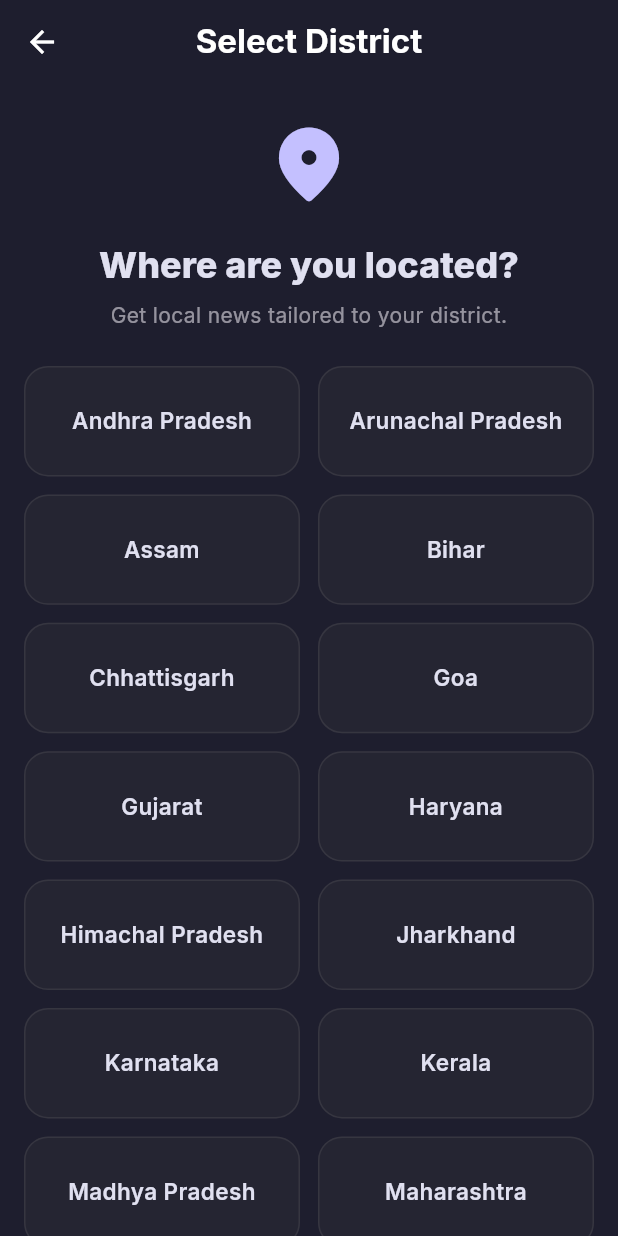
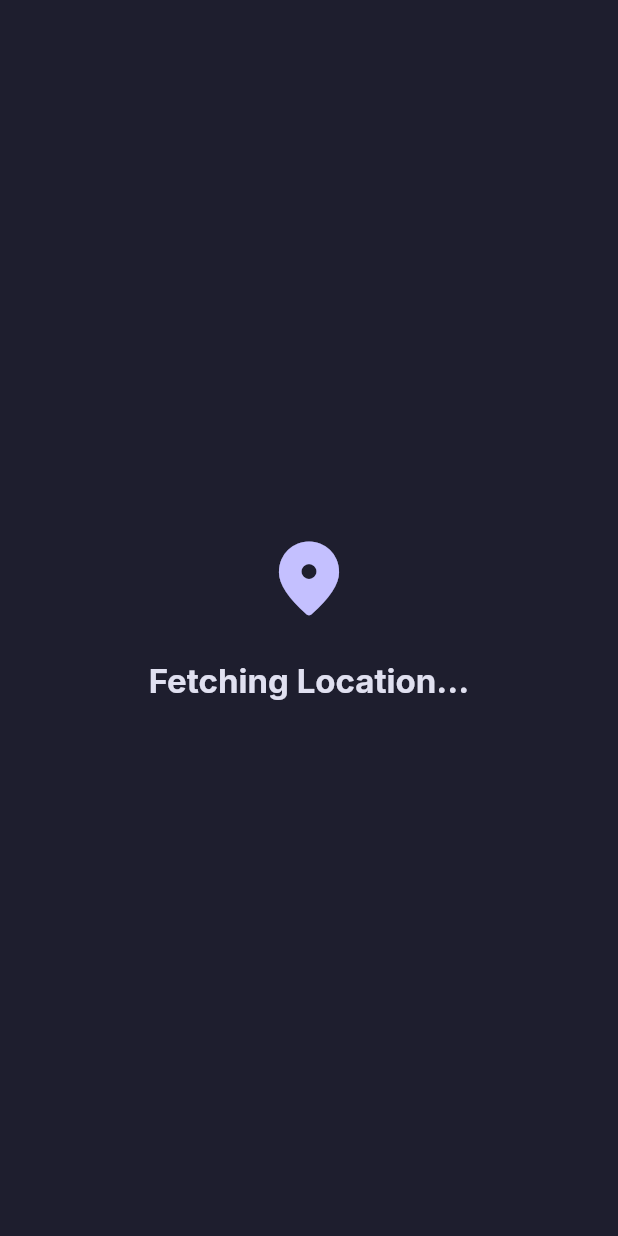
Before and after one commit to naiyo-24/talky_ui-flutter, a Flutter app: the SettingsScreen screen opened by its route, after a tap on "Dark Mode", after a tap on "Location", on a phone screen of 412 x 824 dp. Run offline on Flutter 3.47's test engine with Material 3 defaults, Android fonts, the phone set to English and light mode, and no system bars; drawn by our look-alikes of flutter_animate; our stand-ins replace cached_network_image, flutter_card_swiper, flutter_riverpod, go_router, google_fonts, hive and 4 more; accounts and stored records are empty.

Commit message:
feat: enable community feature, update navigation, and apply infrastructure configuration changes

```diff
--- a/lib/core/router/app_router.dart
+++ b/lib/core/router/app_router.dart
@@ -84,18 +84,10 @@ final appRouterProvider = Provider<GoRouter>((ref) {
           StatefulShellBranch(
             routes: [
               GoRoute(
-                path: '/search',
-                name: 'search',
-                builder: (context, state) => const SearchScreen(),
-              ),
-            ],
-          ),
-          /* StatefulShellBranch(
-            routes: [
-              GoRoute(
                 path: '/community',
                 name: 'community',
                 builder: (context, state) => const CommunityScreen(),
+                /*
                 routes: [
                   GoRoute(
                     path: 'polls',
@@ -118,9 +110,10 @@ final appRouterProvider = Provider<GoRouter>((ref) {
                     builder: (context, state) => const EventsScreen(),
                   ),
                 ],
+                */
               ),
             ],
-          ), */
+          ),
           StatefulShellBranch(
             routes: [
               GoRoute(
@@ -162,9 +155,8 @@ class ScaffoldWithBottomNav extends StatelessWidget {
 
     final tabs = [
       (icon: Icons.home_rounded, label: loc.home),
-      (icon: Icons.play_circle_fill_rounded, label: 'Live'),
-      (icon: Icons.search_rounded, label: loc.search),
-      // (icon: Icons.people_alt_rounded, label: loc.community),
+      (icon: Icons.play_circle_fill_rounded, label: 'Flas'),
+      (icon: Icons.people_alt_rounded, label: loc.community),
       (icon: Icons.settings_rounded, label: loc.settings),
     ];
 
--- a/lib/features/community/presentation/community_screen.dart
+++ b/lib/features/community/presentation/community_screen.dart
@@ -12,12 +12,14 @@ class CommunityScreen extends StatelessWidget {
     final scheme = Theme.of(context).colorScheme;
     final loc = AppLocalizations.of(context)!;
 
+    /*
     final items = [
       {'title': loc.polls, 'icon': Icons.poll_rounded, 'color': Colors.blue, 'route': '/community/polls'},
       {'title': loc.feedback, 'icon': Icons.rate_review_rounded, 'color': Colors.orange, 'route': '/community/feedback'},
       {'title': loc.localIssues, 'icon': Icons.report_problem_rounded, 'color': Colors.red, 'route': '/community/issues'},
       {'title': loc.events, 'icon': Icons.event_rounded, 'color': Colors.green, 'route': '/community/events'},
     ];
+    */
 
     return PopScope(
       canPop: false,
@@ -42,6 +44,37 @@ class CommunityScreen extends StatelessWidget {
           backgroundColor: scheme.surface,
           elevation: 0,
         ),
+        body: Center(
+          child: Column(
+            mainAxisAlignment: MainAxisAlignment.center,
+            children: [
+              Icon(
+                Icons.people_alt_rounded,
+                size: 80,
+                color: scheme.primary.withValues(alpha: 0.5),
+              ).animate().scale(delay: 200.ms, duration: 600.ms, curve: Curves.easeOutBack),
+              const SizedBox(height: 24),
+              Text(
+                'Coming Soon',
+                style: Theme.of(context).textTheme.headlineMedium?.copyWith(
+                      fontWeight: FontWeight.w900,
+                      letterSpacing: 1.2,
+                      color: scheme.onSurface,
+                    ),
+              ).animate().fadeIn(delay: 400.ms).slideY(begin: 0.2, end: 0),
+              const SizedBox(height: 16),
+              Text(
+                'We are building something awesome\nfor our community. Stay tuned!',
+                textAlign: TextAlign.center,
+                style: Theme.of(context).textTheme.bodyLarge?.copyWith(
+                      color: scheme.onSurfaceVariant,
+                      height: 1.5,
+                    ),
+              ).animate().fadeIn(delay: 600.ms).slideY(begin: 0.2, end: 0),
+            ],
+          ),
+        ),
+        /*
         body: GridView.builder(
           padding: const EdgeInsets.all(16),
           gridDelegate: const SliverGridDelegateWithFixedCrossAxisCount(
@@ -89,6 +122,7 @@ class CommunityScreen extends StatelessWidget {
             ).animate().fadeIn(delay: (index * 100).ms).scale(begin: const Offset(0.9, 0.9));
           },
         ),
+        */
       ),
     );
   }
--- a/lib/features/district/presentation/district_screen.dart
+++ b/lib/features/district/presentation/district_screen.dart
@@ -4,8 +4,72 @@ import 'package:flutter_animate/flutter_animate.dart';
 import '../../../core/storage/hive_service.dart';
 import '../../../core/constants/app_constants.dart';
 
-class DistrictScreen extends StatelessWidget {
+class DistrictScreen extends StatefulWidget {
   const DistrictScreen({super.key});
+
+  @override
+  State<DistrictScreen> createState() => _DistrictScreenState();
+}
+
+class _DistrictScreenState extends State<DistrictScreen> {
+  @override
+  void initState() {
+    super.initState();
+    _autoFetchLocation();
+  }
+
+  Future<void> _autoFetchLocation() async {
+    // Simulate a brief delay to show the fetching animation
+    await Future.delayed(const Duration(seconds: 2));
+
+    final wasFirstLaunch = HiveService.isFirstLaunch;
+
+    // Auto-set to West Bengal as requested
+    await HiveService.setDistrict("West Bengal");
+    await HiveService.setFirstLaunch(false);
+
+    if (mounted) {
+      if (wasFirstLaunch) {
+        context.go('/home');
+      } else if (context.canPop()) {
+        context.pop();
+      } else {
+        context.go('/home');
+      }
+    }
+  }
+
+  @override
+  Widget build(BuildContext context) {
+    final scheme = Theme.of(context).colorScheme;
+
+    return Scaffold(
+      backgroundColor: scheme.surface,
+      body: Center(
+        child: Column(
+          mainAxisAlignment: MainAxisAlignment.center,
+          children: [
+            Icon(Icons.location_on_rounded, size: 60, color: scheme.primary)
+                .animate(onPlay: (controller) => controller.repeat(reverse: true))
+                .scale(begin: const Offset(0.9, 0.9), end: const Offset(1.1, 1.1), duration: 800.ms),
+            const SizedBox(height: 24),
+            Text(
+              'Fetching Location...',
+              style: Theme.of(context).textTheme.titleLarge?.copyWith(
+                    fontWeight: FontWeight.w700,
+                  ),
+            ).animate().fadeIn(delay: 200.ms),
+          ],
+        ),
+      ),
+    );
+  }
+}
+
+/*
+// FUTURE CONCEPT: Manual district selection
+class OldDistrictScreen extends StatelessWidget {
+  const OldDistrictScreen({super.key});
 
   @override
   Widget build(BuildContext context) {
@@ -100,3 +164,4 @@ class DistrictScreen extends StatelessWidget {
     );
   }
 }
+*/
--- a/lib/features/home/presentation/screens/all_categories_screen.dart
+++ b/lib/features/home/presentation/screens/all_categories_screen.dart
@@ -14,7 +14,7 @@ class AllCategoriesScreen extends StatelessWidget {
       backgroundColor: scheme.surface,
       appBar: AppBar(
         title: const Text(
-          'ALL TOPICS',
+          'CATEGORIES',
           style: TextStyle(fontWeight: FontWeight.w900, fontSize: 16, letterSpacing: 1.0),
         ),
         centerTitle: true,
--- a/lib/features/home/presentation/widgets/explore_categories.dart
+++ b/lib/features/home/presentation/widgets/explore_categories.dart
@@ -2,7 +2,6 @@ import 'package:flutter/material.dart';
 import 'package:flutter_animate/flutter_animate.dart';
 import 'package:go_router/go_router.dart';
 import '../../../../core/constants/app_constants.dart';
-
 const _kAccent = Color(0xFFE53935);
 
 /// "EXPLORE CATEGORIES" header + horizontally scrollable chip row.
```
Also changed, not shown: pubspec.lock, 7 other files. Lines whose indentation alone changed are shown as unchanged.
